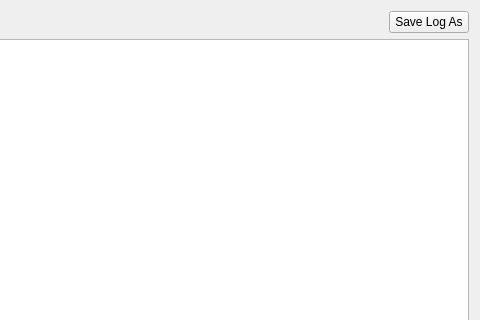
First picture: the form in src/fort/studio/widget/LoggerWidget.ui, repository formicidae-tracker/studio, before the edit; both pictures show x 208 to 688 and y 0 to 320 of the 688 by 433 pixel window.
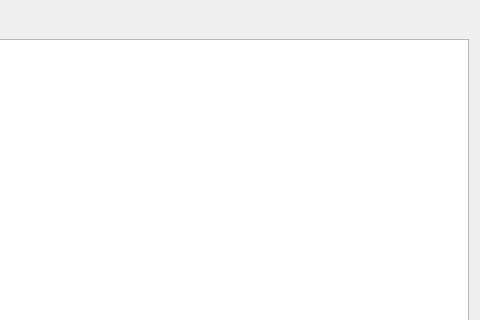
Second picture: the form after the edit.

The edit to the form file:
```diff
--- a/src/fort/studio/widget/LoggerWidget.ui
+++ b/src/fort/studio/widget/LoggerWidget.ui
@@ -39,13 +39,6 @@
        </property>
       </spacer>
      </item>
-     <item>
-      <widget class="QPushButton" name="pushButton">
-       <property name="text">
-        <string>Save Log As</string>
-       </property>
-      </widget>
-     </item>
     </layout>
    </item>
    <item>
```
Left out of the diff: 15 changed lines with no effect on the pictures.
